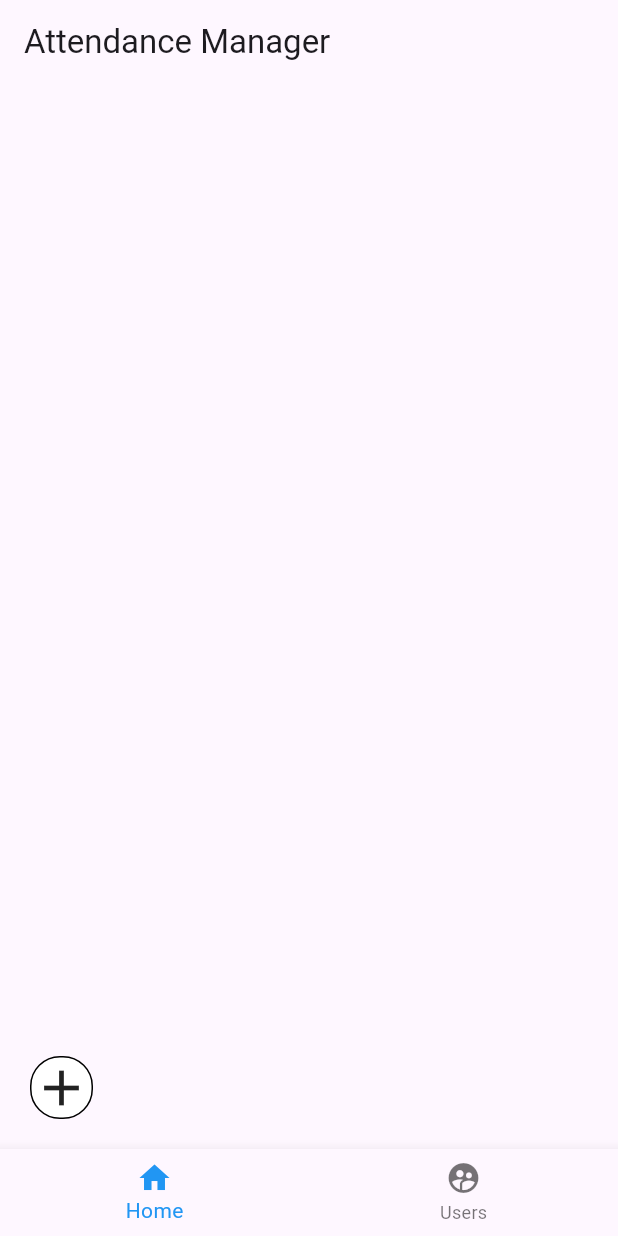
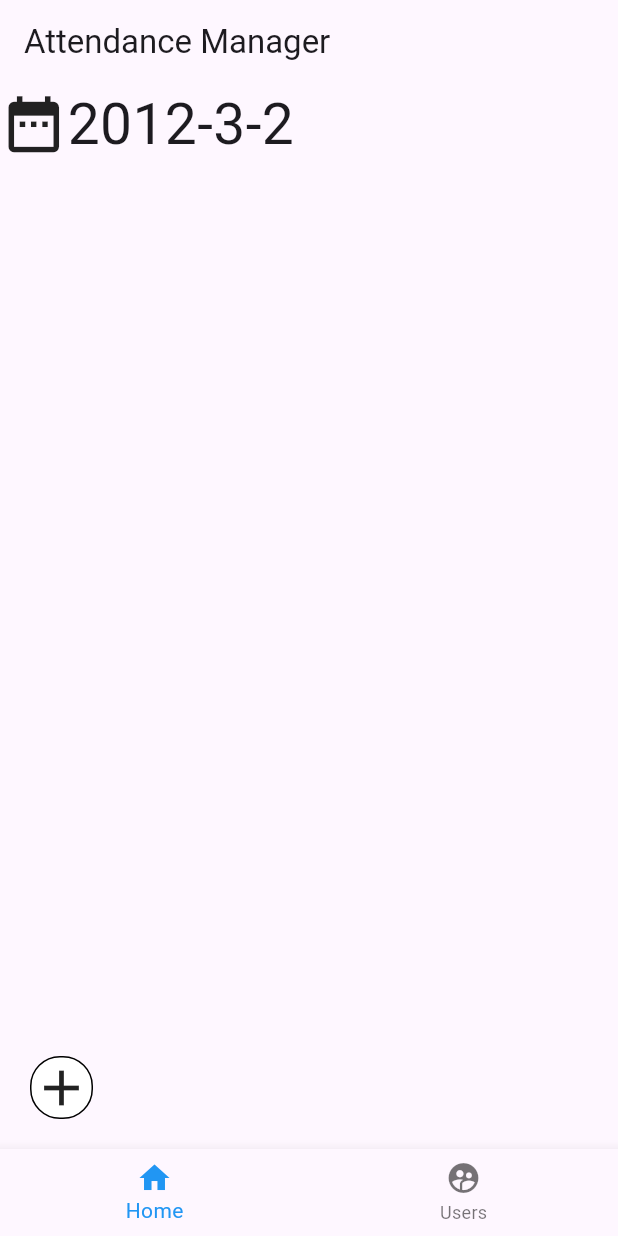
Before and after one commit to yajatkaul/AttendenceFlutter, a Flutter app: the screen it shows after launch, on a phone screen of 412 x 824 dp. Run offline on Flutter 3.47's test engine with Material 3 defaults, Android fonts, the phone set to English and light mode, and no system bars.

Commit message:
deleted:    README.md 	new file:   lib/components/date.dart 	new file:   lib/components/user.dart 	modified:   lib/main.dart

```diff
--- /dev/null
+++ b/attendence/lib/components/date.dart
@@ -0,0 +1,22 @@
+import 'package:flutter/material.dart';
+
+class DateCard extends StatelessWidget {
+  final String date;
+  const DateCard({super.key, required this.date});
+
+  @override
+  Widget build(BuildContext context) {
+    return Row(
+      children: [
+        Icon(
+          Icons.date_range,
+          size: 45,
+        ),
+        Text(
+          date,
+          style: TextStyle(fontSize: 38),
+        )
+      ],
+    );
+  }
+}
--- a/attendence/lib/main.dart
+++ b/attendence/lib/main.dart
@@ -1,3 +1,5 @@
+import 'package:attendence/components/date.dart';
+import 'package:attendence/components/user.dart';
 import 'package:attendence/page/add_date.dart';
 import 'package:attendence/page/add_newuser.dart';
 import 'package:flutter/material.dart';
@@ -53,6 +55,13 @@ class _HomePageState extends State<HomePage> {
               ),
             ),
           ),
+          const Column(
+            children: [
+              DateCard(
+                date: "2012-3-2",
+              ),
+            ],
+          )
         ],
       ),
       Stack(
@@ -83,6 +92,11 @@ class _HomePageState extends State<HomePage> {
               ),
             ),
           ),
+          Column(
+            children: [
+              Users(name: "Name1"),
+            ],
+          )
         ],
       ),
     ];
```
Also changed, not shown: attendence/lib/components/user.dart (added, +26 -0 lines), 1 other file.
